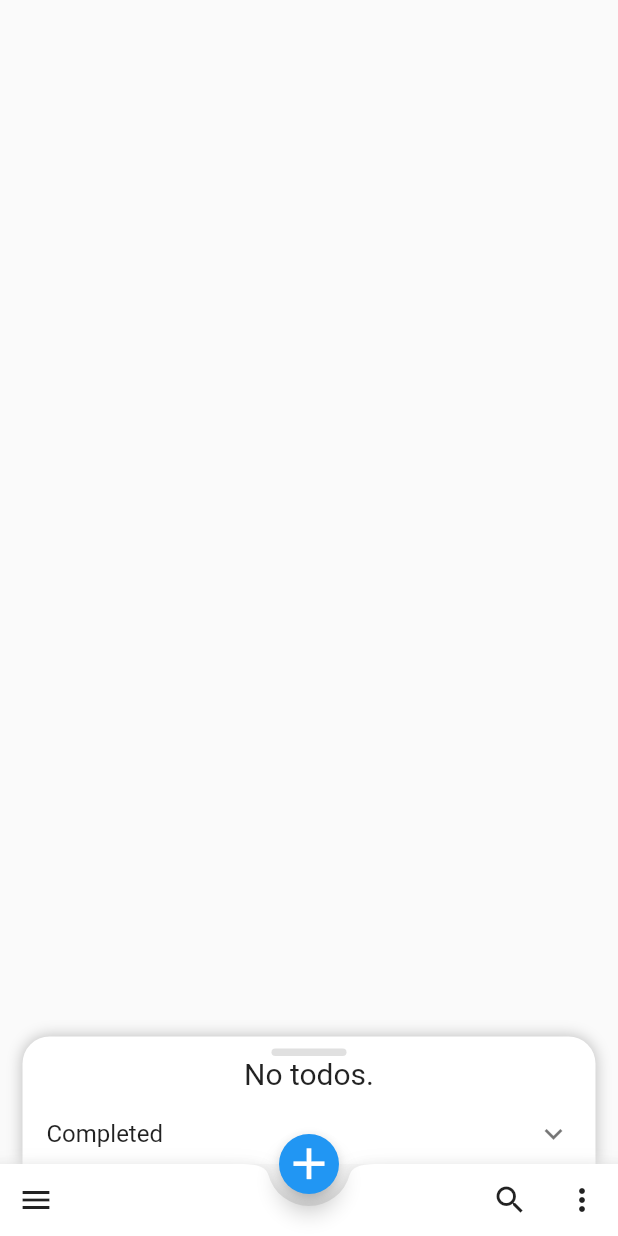
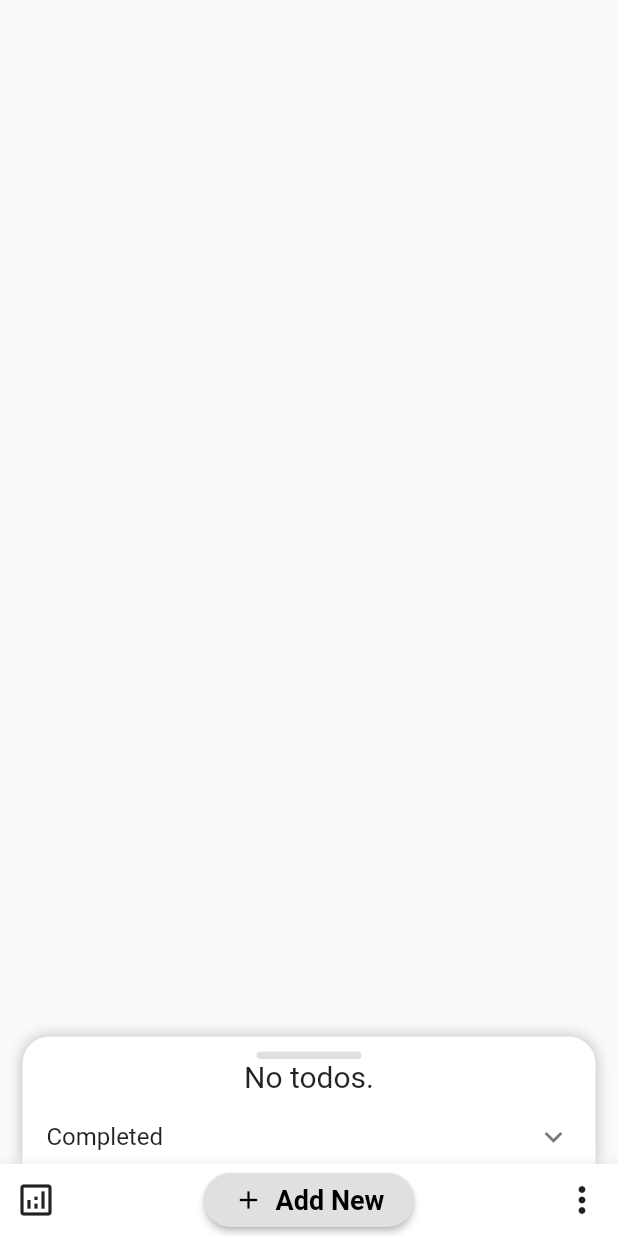
Before and after one commit to boyLazySean/real_quest_trial4, a Flutter app: the screen it shows after launch, on a phone screen of 412 x 824 dp. Run offline on Flutter 3.47's test engine with Material 2 defaults, Android fonts, the phone set to English and light mode, and no system bars; drawn by our look-alikes of sliding_up_panel; our stand-ins replace flutter_slidable.

Commit message:
Move completed list to Expansion tile

```diff
--- a/real_quest_trial_4/lib/pages/homepage.dart
+++ b/real_quest_trial_4/lib/pages/homepage.dart
@@ -3,6 +3,7 @@ import 'package:real_quest_trial_4/widgets/add_todo_widget.dart';
 import 'package:real_quest_trial_4/widgets/todo_list_widget.dart';
 import 'package:real_quest_trial_4/widgets/completed_list_widget.dart';
 import 'package:sliding_up_panel/sliding_up_panel.dart';
+import 'package:real_quest_trial_4/pages/more_info_page.dart';
 
 class HomePage extends StatefulWidget {
   @override
@@ -34,16 +35,45 @@ class _HomePageState extends State<HomePage> {
         child: Row(
           children: [
             IconButton(
-              icon: Icon(Icons.menu),
-              onPressed: () {},
+              icon: Icon(Icons.analytics_outlined, size: 28),
+              onPressed: () {
+                Navigator.push(context,
+                    MaterialPageRoute(builder: (context) => MoreInfoPage()));
+              },
+            ),
+            Spacer(),
+            ElevatedButton.icon(
+              onPressed: () => showModalBottomSheet(
+                isScrollControlled: true,
+                elevation: 5,
+                context: context,
+                builder: (context) => Padding(
+                  padding: EdgeInsets.all(15),
+                  child: AddTodoWidget(),
+                ),
+              ),
+              icon: Icon(
+                Icons.add,
+                size: 20,
+                color: Colors.black,
+              ),
+              label: Text('Add New',
+                  style: TextStyle(
+                      fontSize: 18,
+                      color: Colors.black,
+                      fontWeight: FontWeight.bold)),
+              style: ButtonStyle(
+                shape: MaterialStateProperty.all<RoundedRectangleBorder>(
+                    RoundedRectangleBorder(
+                        borderRadius: BorderRadius.circular(18.0))),
+                backgroundColor: MaterialStateProperty.all(Colors.grey[300]),
+                padding: MaterialStateProperty.all(
+                    EdgeInsets.symmetric(horizontal: 20)),
+              ),
             ),
             Spacer(),
             IconButton(
-              icon: Icon(Icons.search),
-              onPressed: () {},
-            ),
-            IconButton(
-              icon: Icon(Icons.more_vert),
+              icon: Icon(Icons.more_vert, size: 28),
               onPressed: () {},
             ),
           ],
@@ -52,27 +82,28 @@ class _HomePageState extends State<HomePage> {
       ),
 
       //FAB 설정
-      floatingActionButton: InkWell(
-        splashColor: Colors.blue,
-        child: FloatingActionButton(
-          child: Icon(
-            Icons.add,
-            size: 35,
-          ),
-          mini: true,
-          onPressed: ()=>showModalBottomSheet(
-            isScrollControlled: true,
-            elevation: 5,
-            context: context,
-            //builder: (context) => AddTodoWidget(),)
-            builder: (context) => Padding(
-              padding: EdgeInsets.all(15),
-              child: AddTodoWidget(),
-            ),),
-        ),
-      ),
-      floatingActionButtonLocation:
-          FloatingActionButtonLocation.miniCenterDocked,
+      // floatingActionButton: InkWell(
+      //   splashColor: Colors.blue,
+      //   child: FloatingActionButton(
+      //     child: Icon(
+      //       Icons.add,
+      //       size: 35,
+      //     ),
+      //     mini: true,
+      //     onPressed: () => showModalBottomSheet(
+      //       isScrollControlled: true,
+      //       elevation: 5,
+      //       context: context,
+      //       //builder: (context) => AddTodoWidget(),)
+      //       builder: (context) => Padding(
+      //         padding: EdgeInsets.all(15),
+      //         child: AddTodoWidget(),
+      //       ),
+      //     ),
+      //   ),
+      // ),
+      // floatingActionButtonLocation:
+      //    FloatingActionButtonLocation.miniCenterDocked,
 
       //Sliding up Panel UI 설정
       body: SlidingUpPanel(
@@ -103,13 +134,13 @@ class _HomePageState extends State<HomePage> {
         controller: sc,
         children: <Widget>[
           SizedBox(
-              height: 8.0,
+            height: 10.0,
           ),
           Row(
             mainAxisAlignment: MainAxisAlignment.center,
             children: <Widget>[
               Container(
-                    width: 50,
+                  width: 70,
                   height: 5,
                   decoration: BoxDecoration(
                     color: Colors.grey[300],
@@ -118,7 +149,11 @@ class _HomePageState extends State<HomePage> {
             ],
           ),
           TodoListWidget(),
-            ExpansionTile(title: Text('Completed'), initiallyExpanded: false, children: [CompletedListWidget()],),
+          ExpansionTile(
+            title: Text('Completed'),
+            initiallyExpanded: false,
+            children: <Widget>[CompletedListWidget()],
+          ),
         ],
       ),
     );
--- a/real_quest_trial_4/lib/widgets/completed_list_widget.dart
+++ b/real_quest_trial_4/lib/widgets/completed_list_widget.dart
@@ -19,6 +19,7 @@ class CompletedListWidget extends StatelessWidget {
         : ListView.separated(
             physics: BouncingScrollPhysics(),
             padding: EdgeInsets.all(16),
+            shrinkWrap: true,
             separatorBuilder: (context, index) => Container(height: 8),
             itemCount: todos.length,
             itemBuilder: (context, index) {
--- a/real_quest_trial_4/lib/widgets/todo_form_widget.dart
+++ b/real_quest_trial_4/lib/widgets/todo_form_widget.dart
@@ -26,7 +26,7 @@ class TodoFormWidget extends StatelessWidget {
           mainAxisSize: MainAxisSize.min,
           children: [
             buildTitle(),
-            SizedBox(height: 2),
+            SizedBox(height: 1),
             buildDescription(),
             Column(
               children: [
--- a/real_quest_trial_4/lib/widgets/todo_list_widget.dart
+++ b/real_quest_trial_4/lib/widgets/todo_list_widget.dart
@@ -18,7 +18,7 @@ class TodoListWidget extends StatelessWidget {
           )
         : ListView.separated(
             physics: ClampingScrollPhysics(),
-            padding: EdgeInsets.all(16),
+            padding: EdgeInsets.all(10),
             separatorBuilder: (context, index) => Container(height: 8),
             itemCount: todos.length,
             itemBuilder: (context, index) {
```
Also changed, not shown: real_quest_trial_4/lib/pages/more_info_page.dart (added, +25 -0 lines), real_quest_trial_4/lib/widgets/todo_widget.dart (+6 -5 lines). Lines whose indentation alone changed are shown as unchanged.
